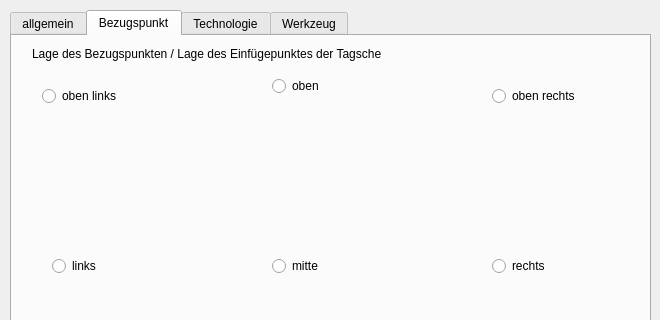
TischlerWilly/GCodeGenerator, file Dialoge/dialog_rechtecktasche.ui: the form before one commit; both pictures show x 0 to 660 and y 0 to 320 of the 660 by 563 pixel window.
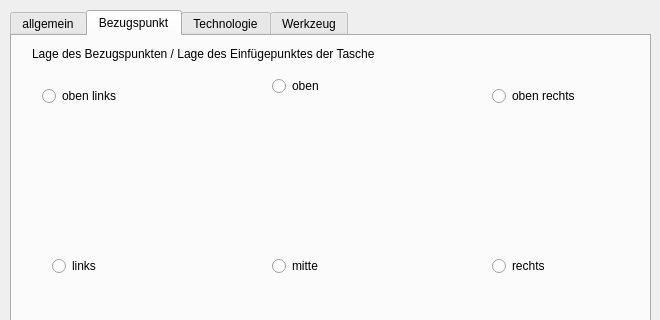
The form after the commit. The open tabs and pages were chosen to show the change.

Diff of the .ui file:
```diff
--- a/Dialoge/dialog_rechtecktasche.ui
+++ b/Dialoge/dialog_rechtecktasche.ui
@@ -304,7 +304,7 @@
       </rect>
      </property>
      <property name="text">
-      <string>Lage des Bezugspunkten / Lage des Einfügepunktes der Tagsche</string>
+      <string>Lage des Bezugspunkten / Lage des Einfügepunktes der Tasche</string>
      </property>
     </widget>
     <widget class="QRadioButton" name="radioButton_links">
```
Left out of the diff: 2 changed lines with no effect on the pictures.
